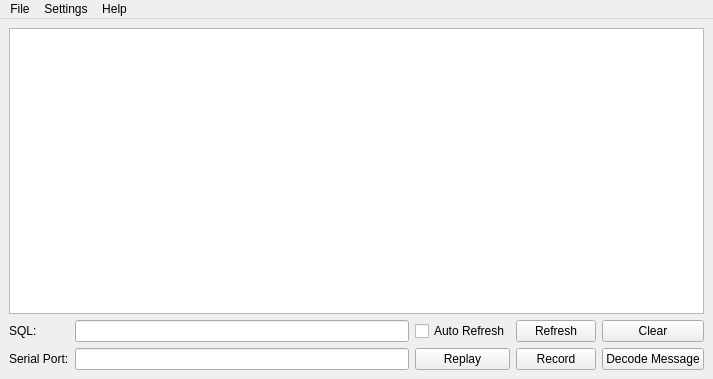
The window that src/gui/analyzer.ui (nevtum/XSeriesTestTool) describes before a commit, drawn with Qt 5.
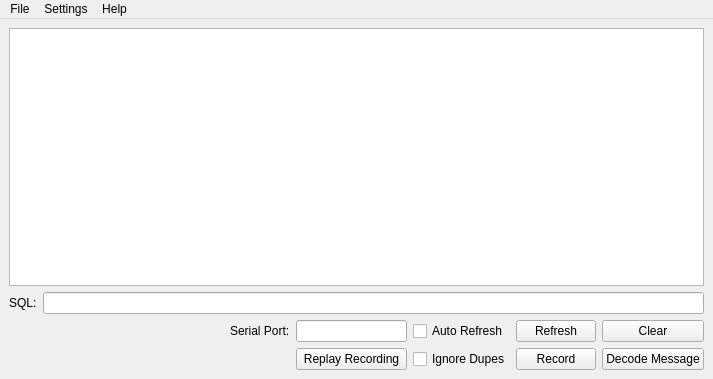
The same window after the commit.

Commit message: integrated duplicate filtering into gui code

```diff
--- a/src/gui/analyzer.ui
+++ b/src/gui/analyzer.ui
@@ -37,67 +37,107 @@
       </property>
      </widget>
     </item>
+    <item>
+     <layout class="QHBoxLayout" name="horizontalLayout_2">
+      <item>
+       <widget class="QLabel" name="label_3">
+        <property name="text">
+         <string>SQL:</string>
+        </property>
+       </widget>
+      </item>
+      <item>
+       <widget class="QLineEdit" name="lineEdit"/>
+      </item>
+     </layout>
+    </item>
     <item>
      <layout class="QGridLayout" name="gridLayout">
-      <item row="0" column="4">
+      <item row="0" column="8">
        <widget class="QPushButton" name="btnClear">
         <property name="text">
          <string>Clear</string>
         </property>
        </widget>
       </item>
-      <item row="0" column="3">
+      <item row="0" column="7">
        <widget class="QPushButton" name="btnRefresh">
         <property name="text">
          <string>Refresh</string>
         </property>
        </widget>
       </item>
-      <item row="1" column="3">
+      <item row="1" column="7">
        <widget class="QPushButton" name="btnRecordPause">
         <property name="text">
          <string>Record</string>
         </property>
        </widget>
       </item>
-      <item row="1" column="4">
+      <item row="1" column="8">
        <widget class="QPushButton" name="btnAnalyze">
         <property name="text">
          <string>Decode Message</string>
         </property>
        </widget>
       </item>
-      <item row="1" column="0">
+      <item row="0" column="6">
+       <widget class="QCheckBox" name="checkBox">
+        <property name="text">
+         <string>Auto Refresh</string>
+        </property>
+       </widget>
+      </item>
+      <item row="1" column="6">
+       <widget class="QCheckBox" name="cbFilterDupes">
+        <property name="enabled">
+         <bool>true</bool>
+        </property>
+        <property name="text">
+         <string>Ignore Dupes</string>
+        </property>
+       </widget>
+      </item>
+      <item row="1" column="2">
+       <spacer name="horizontalSpacer_2">
+        <property name="orientation">
+         <enum>Qt::Horizontal</enum>
+        </property>
+        <property name="sizeHint" stdset="0">
+         <size>
+          <width>40</width>
+          <height>20</height>
+         </size>
+        </property>
+       </spacer>
+      </item>
+      <item row="0" column="5">
+       <widget class="QLineEdit" name="lineEditPort"/>
+      </item>
+      <item row="0" column="3">
        <widget class="QLabel" name="label">
         <property name="text">
          <string>Serial Port:</string>
         </property>
        </widget>
       </item>
-      <item row="0" column="0">
-       <widget class="QLabel" name="label_3">
-        <property name="text">
-         <string>SQL:</string>
-        </property>
-       </widget>
-      </item>
-      <item row="0" column="1">
-       <widget class="QLineEdit" name="lineEdit"/>
-      </item>
       <item row="1" column="1">
-       <widget class="QLineEdit" name="lineEditPort"/>
+       <spacer name="horizontalSpacer">
+        <property name="orientation">
+         <enum>Qt::Horizontal</enum>
+        </property>
+        <property name="sizeHint" stdset="0">
+         <size>
+          <width>40</width>
+          <height>20</height>
+         </size>
+        </property>
+       </spacer>
       </item>
-      <item row="1" column="2">
+      <item row="1" column="5">
        <widget class="QPushButton" name="pushButton">
         <property name="text">
-         <string>Replay</string>
-        </property>
-       </widget>
-      </item>
-      <item row="0" column="2">
-       <widget class="QCheckBox" name="checkBox">
-        <property name="text">
-         <string>Auto Refresh</string>
+         <string>Replay Recording</string>
         </property>
        </widget>
       </item>
```
The commit also changes 4 other files.
